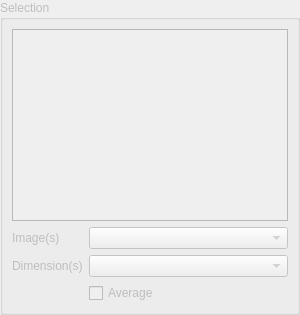
Above: src/SelectionWidget.ui from ManiVaultStudio/ImageViewerPlugin before the change. Below: the same form after it.
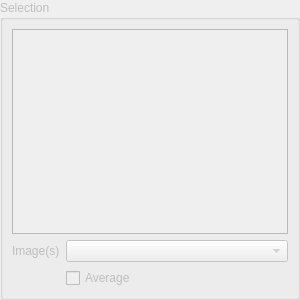
That is the form after the change.

Patch:
```diff
--- a/src/SelectionWidget.ui
+++ b/src/SelectionWidget.ui
@@ -56,15 +56,8 @@
       <property name="sizeConstraint">
        <enum>QLayout::SetDefaultConstraint</enum>
       </property>
-      <item row="2" column="0">
-       <widget class="QLabel" name="currentDimensionLabel">
-        <property name="text">
-         <string>Dimension(s)</string>
-        </property>
-       </widget>
-      </item>
-      <item row="2" column="1">
-       <widget class="QComboBox" name="currentDimensionComboBox">
+      <item row="1" column="1">
+       <widget class="QComboBox" name="currentImageComboBox">
         <property name="sizePolicy">
          <sizepolicy hsizetype="MinimumExpanding" vsizetype="Fixed">
           <horstretch>0</horstretch>
@@ -115,7 +108,7 @@
          <bool>false</bool>
         </property>
         <attribute name="headerMinimumSectionSize">
-         <number>50</number>
+         <number>20</number>
         </attribute>
         <attribute name="headerDefaultSectionSize">
          <number>50</number>
@@ -125,13 +118,6 @@
         </attribute>
        </widget>
       </item>
-      <item row="3" column="1">
-       <widget class="QCheckBox" name="averageImagesCheckBox">
-        <property name="text">
-         <string>Average</string>
-        </property>
-       </widget>
-      </item>
       <item row="1" column="0">
        <widget class="QLabel" name="currentImageLabel">
         <property name="text">
@@ -139,19 +125,10 @@
         </property>
        </widget>
       </item>
-      <item row="1" column="1">
-       <widget class="QComboBox" name="currentImageComboBox">
-        <property name="sizePolicy">
-         <sizepolicy hsizetype="MinimumExpanding" vsizetype="Fixed">
-          <horstretch>0</horstretch>
-          <verstretch>0</verstretch>
-         </sizepolicy>
-        </property>
-        <property name="minimumSize">
-         <size>
-          <width>0</width>
-          <height>0</height>
-         </size>
+      <item row="2" column="1">
+       <widget class="QCheckBox" name="averageImagesCheckBox">
+        <property name="text">
+         <string>Average</string>
         </property>
        </widget>
       </item>
```
